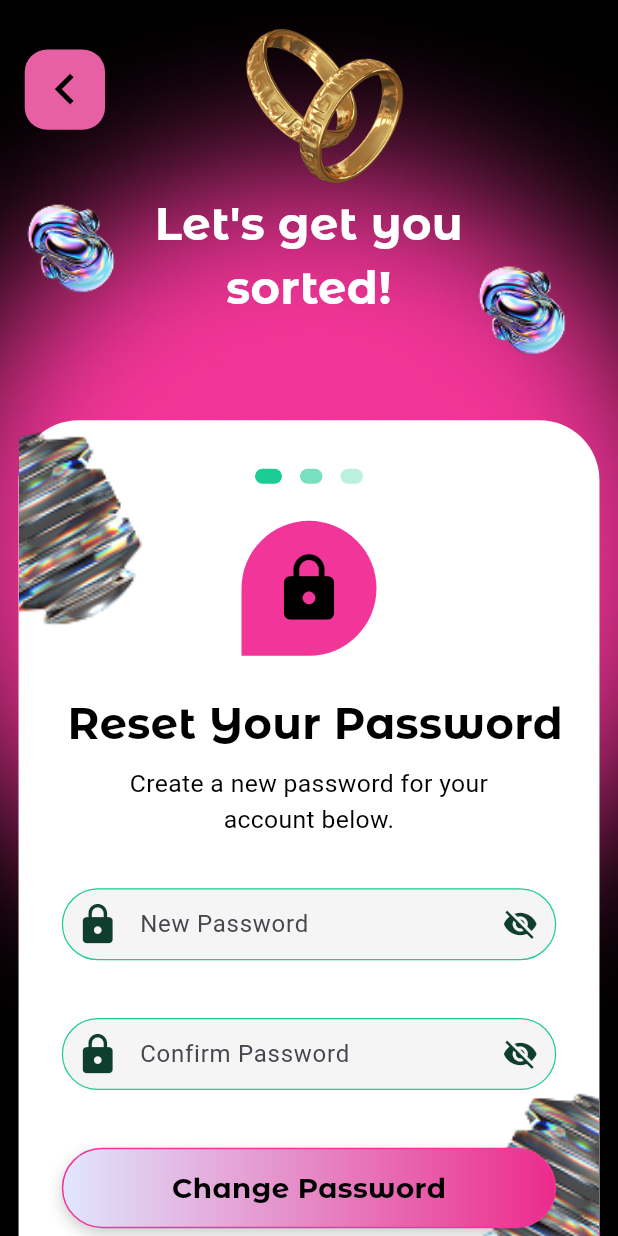
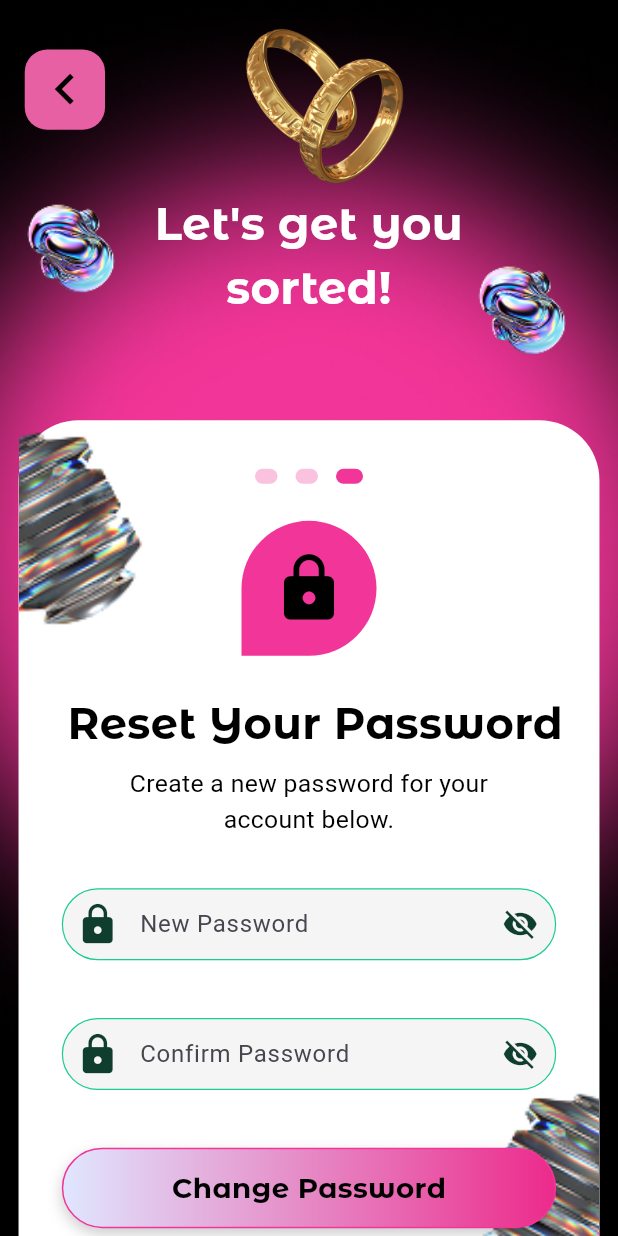
Before and after one commit to Alvin11David/Events-Uganda, a Flutter app: the screen it shows after launch, on a phone screen of 412 x 824 dp. Run offline on Flutter 3.47's test engine with Material 3 defaults, Android fonts, the phone set to English and light mode, and no system bars; our stand-ins replace cloud_firestore, firebase_auth, firebase_core, firebase_messaging, google_sign_in, shared_preferences and 1 more; accounts and stored records are empty; Roboto replaces fonts that are missing (Abril Fatface).

Commit message:
Added the rectangles

```diff
--- a/events_uganda/lib/Auth/Reset_Password_Screen.dart
+++ b/events_uganda/lib/Auth/Reset_Password_Screen.dart
@@ -205,10 +205,12 @@ class _ResetPasswordScreenState extends State<ResetPasswordScreen> {
                               mainAxisAlignment: MainAxisAlignment.center,
                               children: [
                                 Container(
-                                  width: 18,
+                                  width: 15,
                                   height: 10,
                                   decoration: BoxDecoration(
-                                    color: Color(0xFF1BCC94),
+                                    color: const Color(
+                                      0xFFF23598,
+                                    ).withOpacity(0.3),
                                     shape: BoxShape.rectangle,
                                     borderRadius: BorderRadius.circular(5),
                                   ),
@@ -219,20 +221,18 @@ class _ResetPasswordScreenState extends State<ResetPasswordScreen> {
                                   height: 10,
                                   decoration: BoxDecoration(
                                     color: const Color(
-                                      0xFF1BCC94,
-                                    ).withOpacity(0.6),
+                                      0xFFF23598,
+                                    ).withOpacity(0.3),
                                     shape: BoxShape.rectangle,
                                     borderRadius: BorderRadius.circular(5),
                                   ),
                                 ),
                                 const SizedBox(width: 12),
                                 Container(
-                                  width: 15,
+                                  width: 18,
                                   height: 10,
                                   decoration: BoxDecoration(
-                                    color: const Color(
-                                      0xFF1BCC94,
-                                    ).withOpacity(0.3),
+                                    color: Color(0xFFF23598),
                                     shape: BoxShape.rectangle,
                                     borderRadius: BorderRadius.circular(5),
                                   ),
```
